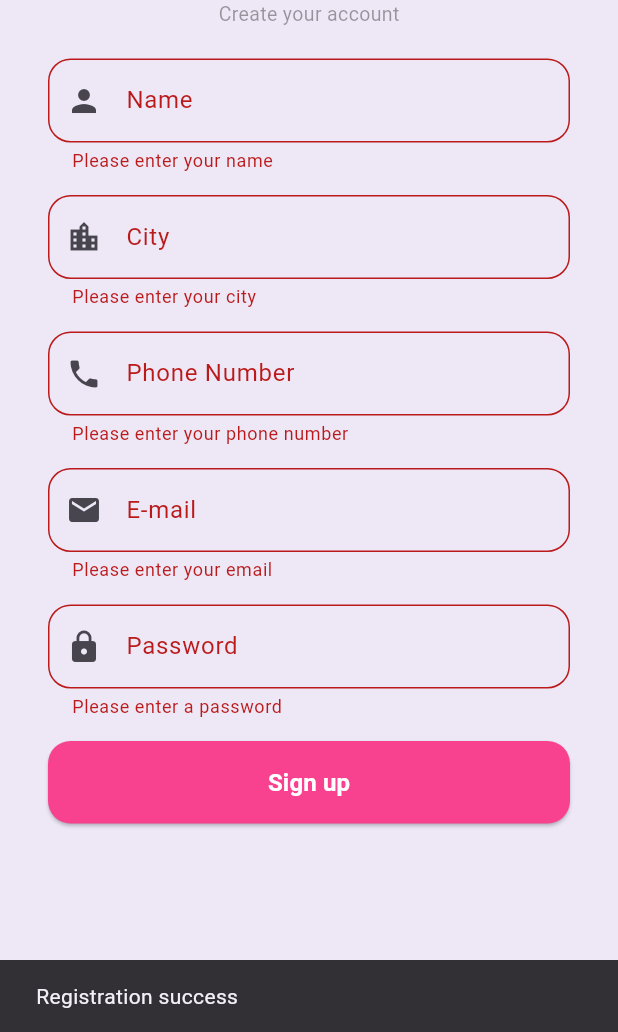
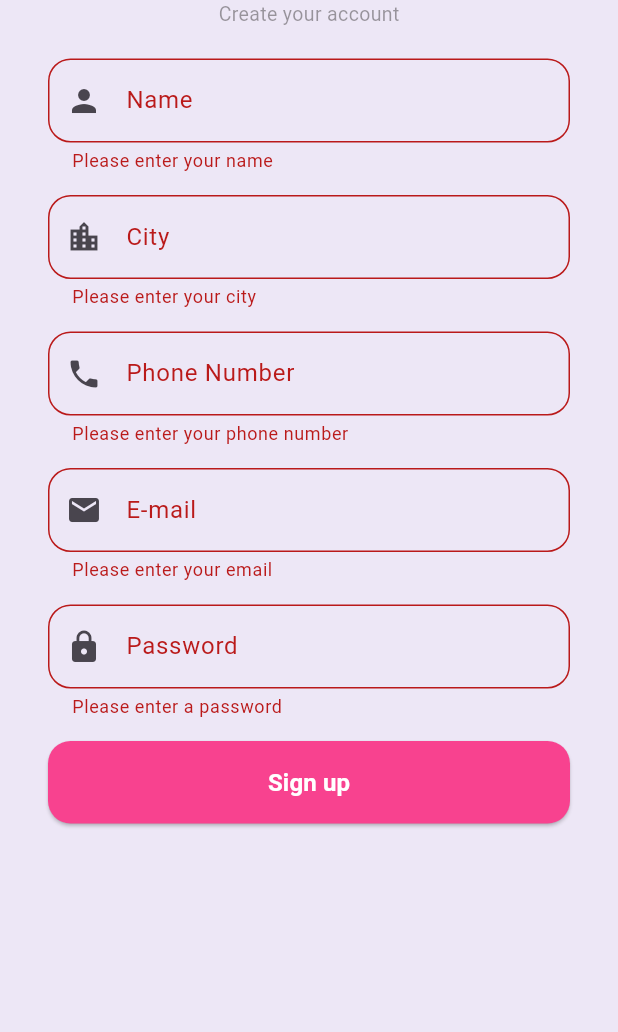
Before and after one commit to citracatias-sudo/flutter_tugas_10, a Flutter app: the LoginPage screen opened directly, after a tap on "Sign In", after a tap on "Sign Up", after a tap on "Sign up", on a phone screen of 412 x 824 dp, the part 204-1236 px from its top. Run offline on Flutter 3.47's test engine with Material 3 defaults, Android fonts, the phone set to English and light mode, and no system bars; our stand-ins replace shared_preferences, sqflite; accounts and stored records are empty.

Commit message:
adding push replacement after login

```diff
--- a/lib/login_page.dart
+++ b/lib/login_page.dart
@@ -165,15 +165,15 @@ class _LoginPageDay15State extends State<LoginPageDay15> {
                   ),
 
                   onPressed: () {
-                    DBHelper.registerUser(
-                      UserModel(
-                        email: emailcontroller.text,
-                        password: passwordcontroller.text,
-                      ),
-                    );
-                    ScaffoldMessenger.of(context).showSnackBar(
-                      SnackBar(content: Text("Registration success")),
-                    );
+                    // DBHelper.registerUser(
+                    //   UserModel(
+                    //     email: emailcontroller.text,
+                    //     password: passwordcontroller.text,
+                    //   ),
+                    // );
+                    // ScaffoldMessenger.of(context).showSnackBar(
+                    //   SnackBar(content: Text("Registration success")),
+                    // );
 
                     if (_formKey.currentState?.validate() ?? false) {
                       showDialog(
--- a/lib/view/login_day_16.dart
+++ b/lib/view/login_day_16.dart
@@ -1,4 +1,5 @@
 import 'package:flutter/material.dart';
+import 'package:flutter_tugas_10/coming_soon.dart';
 import 'package:flutter_tugas_10/login_page.dart';
 
 void main() {
@@ -9,6 +10,8 @@ void main() {
 }
 
 class LoginPage extends StatefulWidget {
+  const LoginPage({super.key});
+
   @override
   State<LoginPage> createState() => _LoginPageState();
 }
@@ -28,7 +31,7 @@ class _LoginPageState extends State<LoginPage> {
           passwordController.text == "123456") {
         ScaffoldMessenger.of(context).showSnackBar(
           SnackBar(
-            content: Text("Login berhasil 🎉"),
+            content: Text("Login success 🎉"),
             backgroundColor: Colors.green,
           ),
         );
@@ -137,10 +140,10 @@ class _LoginPageState extends State<LoginPage> {
                       ),
                       validator: (value) {
                         if (value == null || value.isEmpty) {
-                          return "Password tidak boleh kosong";
+                          return "Password can't be empty";
                         }
                         if (value.length < 6) {
-                          return "Minimal 6 karakter";
+                          return "6 charater at least";
                         }
                         return null;
                       },
@@ -175,24 +178,29 @@ class _LoginPageState extends State<LoginPage> {
                     SizedBox(height: 15),
 
                     /// SIGN IN BUTTON
+                    /// SIGN IN BUTTON
 Container(
   width: double.infinity,
   height: 50,
   decoration: BoxDecoration(
-                        borderRadius:
-                            BorderRadius.circular(12),
+    borderRadius: BorderRadius.circular(12),
     gradient: LinearGradient(
-                          colors: [
-                            Colors.pink,
-                            Colors.purple
-                          ],
+      colors: [Colors.pink, Colors.purple],
     ),
   ),
   child: ElevatedButton(
-                        onPressed: login,
+    onPressed: () {
+      if (_formKey.currentState!.validate()) {
+        Navigator.pushReplacement(
+          context,
+          MaterialPageRoute(
+            builder: (context) => ComingSoonDay15(),
+          ),
+        );
+      }
+    },
     style: ElevatedButton.styleFrom(
-                          backgroundColor:
-                              Colors.transparent,
+      backgroundColor: Colors.transparent,
       shadowColor: Colors.transparent,
     ),
     child: Text("Sign In"),
--- a/lib/view/splash_screen.dart
+++ b/lib/view/splash_screen.dart
@@ -1,6 +1,6 @@
 import 'package:flutter/material.dart';
-import 'package:flutter_tugas_10/login_page.dart';
 import 'package:flutter_tugas_10/day_16/database/preference.dart';
+import 'package:flutter_tugas_10/view/login_day_16.dart';
 
 class SplashScreenDay16 extends StatefulWidget {
   const SplashScreenDay16({super.key});
@@ -26,12 +26,12 @@ class _SplashScreenDay16State extends State<SplashScreenDay16> {
     if (isLoggedIn == true) {
       Navigator.pushReplacement(
         context,
-        MaterialPageRoute(builder: (context) => LoginPageDay15()),
+        MaterialPageRoute(builder: (context) => LoginPage()),
       );
     } else {
       Navigator.pushReplacement(
         context,
-        MaterialPageRoute(builder: (context) => LoginPageDay15()),
+        MaterialPageRoute(builder: (context) => LoginPage()),
       );
     }
   }
```
Also changed, not shown: assets/names.json (added, +7 -0 lines), pubspec.yaml (line endings or trailing spaces). Lines whose indentation alone changed are shown as unchanged.
